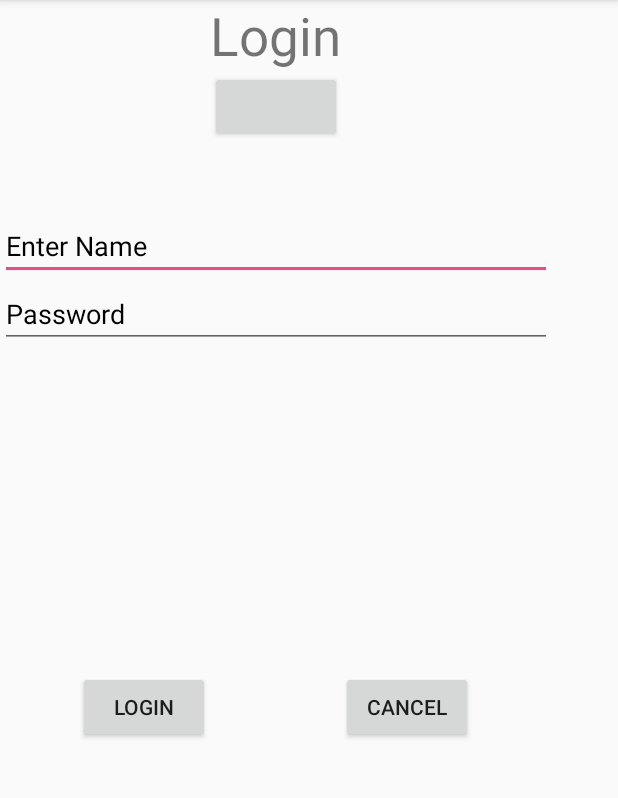
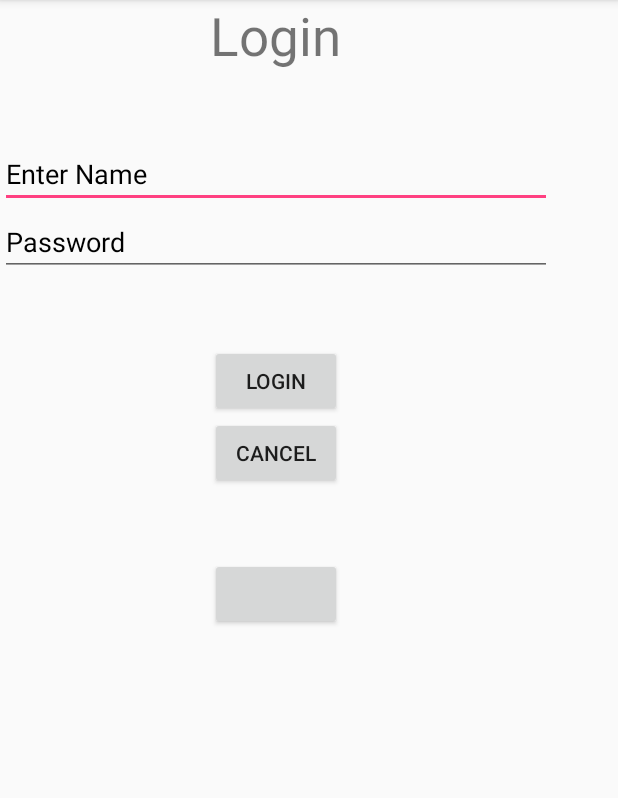
Before and after one commit to YannickVanhoof/Mobile-Development, an Android app: the screen it shows after launch (MainActivity), on a phone screen of 412 x 824 dp, the part 84-882 px from its top. Run offline under Robolectric (Android 15) with nearby library versions, the phone set to English and light mode, and no system bars; libraries missing offline, so code that uses them is left out: com.facebook, com.facebook.login; plain views replace LoginButton; 4 statements that could not run were skipped.

Commit message:
Facebook login en logo

```diff
--- a/GoEvent/app/src/main/AndroidManifest.xml
+++ b/GoEvent/app/src/main/AndroidManifest.xml
@@ -16,7 +16,7 @@
 
     <application
         android:allowBackup="true"
-        android:icon="@mipmap/ic_launcher"
+        android:icon="@mipmap/start_logo"
         android:label="@string/app_name"
         android:roundIcon="@mipmap/ic_launcher_round"
         android:supportsRtl="true"
--- a/GoEvent/app/src/main/java/pxl/be/goevent/DetailActivity.java
+++ b/GoEvent/app/src/main/java/pxl/be/goevent/DetailActivity.java
@@ -9,6 +9,8 @@ import android.view.Menu;
 import android.view.MenuItem;
 import android.view.View;
 import android.view.ViewGroup;
+
+import com.facebook.login.LoginManager;
 
 public class DetailActivity extends AppCompatActivity {
 
@@ -43,6 +45,10 @@ public class DetailActivity extends AppCompatActivity {
             case R.id.action_settings:
                 startActivity(new Intent(this, SettingsActivity.class));
                 return true;
+            case R.id.logout:
+                LoginManager.getInstance().logOut();
+                startActivity(new Intent(this, MainActivity.class));
+                return true;
             default:
                 return super.onOptionsItemSelected(item);
         }
--- a/GoEvent/app/src/main/java/pxl/be/goevent/EventsActivity.java
+++ b/GoEvent/app/src/main/java/pxl/be/goevent/EventsActivity.java
@@ -12,6 +12,8 @@ import android.view.View;
 import android.view.ViewGroup;
 import android.widget.ArrayAdapter;
 import android.widget.ListView;
+
+import com.facebook.login.LoginManager;
 
 import java.util.ArrayList;
 import java.util.Arrays;
@@ -48,6 +50,10 @@ public class EventsActivity extends AppCompatActivity {
             case R.id.action_settings:
                 startActivity(new Intent(this, SettingsActivity.class));
                 return true;
+            case R.id.logout:
+                LoginManager.getInstance().logOut();
+                startActivity(new Intent(this, MainActivity.class));
+                return true;
             default:
                 return super.onOptionsItemSelected(item);
         }
--- a/GoEvent/app/src/main/java/pxl/be/goevent/HomeActivity.java
+++ b/GoEvent/app/src/main/java/pxl/be/goevent/HomeActivity.java
@@ -12,6 +12,8 @@ import android.view.View;
 import android.view.ViewGroup;
 import android.widget.ArrayAdapter;
 import android.widget.ListView;
+
+import com.facebook.login.LoginManager;
 
 import java.util.ArrayList;
 import java.util.Arrays;
@@ -47,6 +49,10 @@ public class HomeActivity extends AppCompatActivity {
             case R.id.action_settings:
                 startActivity(new Intent(this, SettingsActivity.class));
                 return true;
+            case R.id.logout:
+                LoginManager.getInstance().logOut();
+                startActivity(new Intent(this, MainActivity.class));
+                return true;
             default:
                 return super.onOptionsItemSelected(item);
         }
--- a/GoEvent/app/src/main/res/layout/activity_main.xml
+++ b/GoEvent/app/src/main/res/layout/activity_main.xml
@@ -5,48 +5,37 @@
     android:layout_width="match_parent"
     android:layout_height="match_parent"
     tools:context="pxl.be.goevent.MainActivity">
-
-    <RelativeLayout
+    <LinearLayout
         android:layout_width="368dp"
         android:layout_height="495dp"
         tools:layout_editor_absoluteY="8dp"
-        tools:layout_editor_absoluteX="8dp">
+        tools:layout_editor_absoluteX="8dp"
+        android:orientation="vertical">
 
     <TextView android:text = "@string/login" android:layout_width="wrap_content"
         android:layout_height = "wrap_content"
         android:id = "@+id/login_textview"
-            android:textSize = "35dp"
-            android:layout_alignParentTop = "true"
-            android:layout_centerHorizontal = "true" />
+        android:textSize = "35sp"
+        android:layout_gravity="center_horizontal"/>
 
 
     <EditText
-            android:layout_width = "wrap_content"
+        android:layout_width = "match_parent"
         android:layout_height = "wrap_content"
         android:id = "@+id/name_editText"
         android:hint = "@string/logintext"
         android:focusable = "true"
         android:textColorHighlight = "@android:color/black"
         android:textColorHint = "@android:color/black"
-            android:layout_marginTop = "46dp"
-            android:layout_below = "@+id/fb_login_button"
-            android:layout_alignParentLeft = "true"
-            android:layout_alignParentStart = "true"
-            android:layout_alignParentRight = "true"
-            android:layout_alignParentEnd = "true" />
+        android:layout_marginTop = "46dp"/>
 
 
     <EditText
-            android:layout_width="wrap_content"
+        android:layout_width="match_parent"
         android:layout_height="wrap_content"
         android:inputType="textPassword"
         android:ems="10"
         android:id="@+id/password_editText"
-            android:layout_below="@+id/name_editText"
-            android:layout_alignParentLeft="true"
-            android:layout_alignParentStart="true"
-            android:layout_alignRight="@+id/name_editText"
-            android:layout_alignEnd="@+id/name_editText"
         android:textColorHint="@android:color/black"
         android:hint="@string/password" />
 
@@ -55,35 +44,29 @@
         android:layout_height="wrap_content"
         android:text="@string/loginbutton"
         android:id="@+id/login_button"
-            android:layout_alignParentBottom="true"
-            android:layout_toLeftOf="@+id/login_textview"
-            android:layout_toStartOf="@+id/login_textview" />
+        android:layout_gravity="center_horizontal"
+        android:layout_marginTop = "46dp"/>
 
     <Button
         android:layout_width="wrap_content"
         android:layout_height="wrap_content"
         android:text="@string/cancelbutton"
         android:id="@+id/cancel_button"
-            android:layout_alignParentBottom="true"
-            android:layout_toRightOf="@+id/login_textview"
-            android:layout_toEndOf="@+id/login_textview" />
+        android:layout_gravity="center_horizontal"/>
+
 
     <com.facebook.login.widget.LoginButton
         android:id="@+id/fb_login_button"
         android:layout_width="wrap_content"
         android:layout_height="wrap_content"
-            android:layout_centerHorizontal="true"
-            android:layout_below = "@+id/login_textview"/>
+        android:layout_gravity="center_horizontal"
+        android:layout_marginTop = "46dp"/>
 
     <TextView
         android:layout_width="wrap_content"
         android:layout_height="wrap_content"
-            android:id="@+id/error"
-            android:layout_below="@+id/password_editText"
-            android:layout_alignParentLeft="true"
-            android:layout_alignParentStart="true"
-            android:textSize="25dp"/>
+        android:id="@+id/error"/>
 
-    </RelativeLayout>
+</LinearLayout>
 
 </android.support.constraint.ConstraintLayout>
--- a/GoEvent/app/src/main/res/menu/home.xml
+++ b/GoEvent/app/src/main/res/menu/home.xml
@@ -14,4 +14,9 @@
         android:title="@string/action_settings"
         android:orderInCategory="100"
         app:showAsAction="never" />
+    <item
+        android:id="@+id/logout"
+        app:showAsAction="never"
+        android:title="@string/logout" />
+
 </menu>
--- a/GoEvent/app/src/main/res/values/strings.xml
+++ b/GoEvent/app/src/main/res/values/strings.xml
@@ -10,6 +10,7 @@
     // home menu
     <string name="app_name">GoEvent</string>
     <string name="myevents">My Events</string>
+    <string name="logout">Logout</string>
     // Detail
     <string name="description">Description</string>
     <string name="location">Location</string>
```
Also changed, not shown: GoEvent/app/src/main/res/mipmap-hdpi/start_logo.jpg (added). Lines whose indentation alone changed are shown as unchanged.
